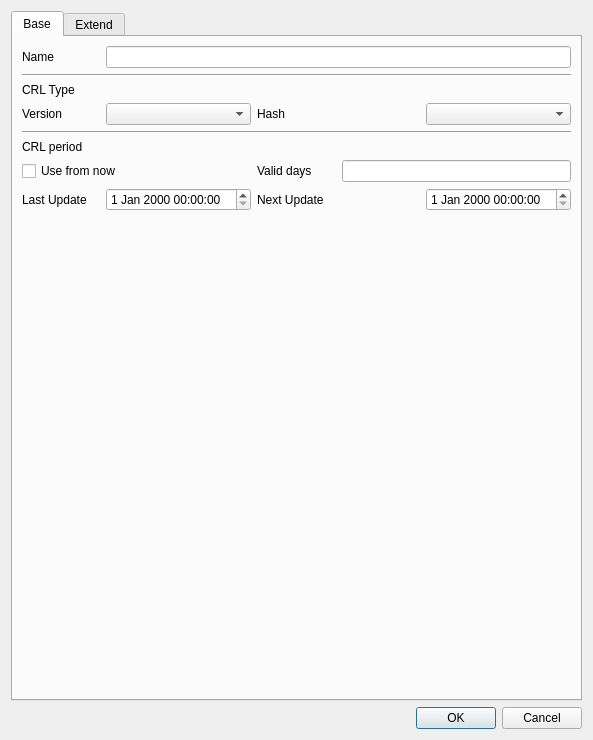
Qt form CAMan/make_crl_policy_dlg.ui (jykim74/CertMan) before a commit.
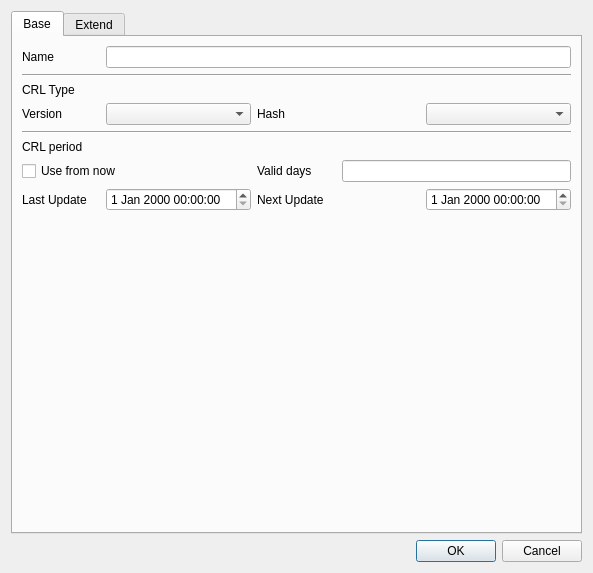
The same form after that commit.

Diff of the .ui file:
```diff
--- a/CAMan/make_crl_policy_dlg.ui
+++ b/CAMan/make_crl_policy_dlg.ui
@@ -7,7 +7,7 @@
     <x>0</x>
     <y>0</y>
     <width>593</width>
-    <height>740</height>
+    <height>566</height>
    </rect>
   </property>
   <property name="windowTitle">
```
